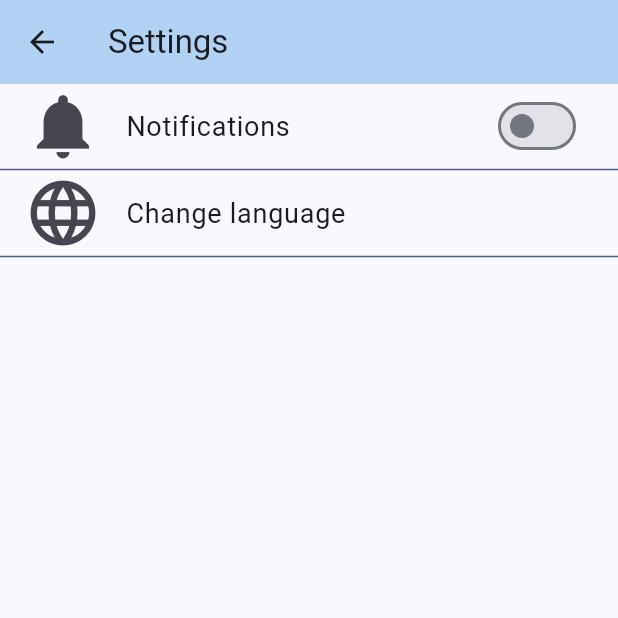
After one commit to jakulej/czy_dojade_mobile, a Flutter app: the SettingsScreen screen opened directly, on a phone screen of 412 x 824 dp, the top half of it. The commit adds this screen. Run offline on Flutter 3.47's test engine with Material 3 defaults, Android fonts, the phone set to English and light mode, and no system bars; our stand-ins replace auto_route, bloc, flutter_bloc, freezed_annotation, google_maps_flutter; missing offline and left inert: bloc_widgets; accounts and stored records are empty.

Commit message:
add settings screen

```diff
--- /dev/null
+++ b/lib/screens/setting_screen.dart
@@ -0,0 +1,65 @@
+import 'package:czy_dojade/helpers/list_ext.dart';
+import 'package:flutter/material.dart';
+
+class SettingsScreen extends StatefulWidget {
+  const SettingsScreen({super.key});
+
+  @override
+  State<SettingsScreen> createState() => _SettingsScreenState();
+}
+
+class _SettingsScreenState extends State<SettingsScreen> {
+  bool notificationSwitch = false;
+
+  @override
+  Widget build(BuildContext context) {
+    ThemeData theme = Theme.of(context);
+    return Scaffold(
+      appBar: AppBar(
+        title: const Text('Settings'),
+        backgroundColor: theme.primaryColorLight,
+        elevation: 4,
+      ),
+      body: Column(
+        children: [
+          ListTile(
+            leading: const Icon(
+              Icons.notifications,
+              size: 52,
+            ),
+            title: const Text(
+              'Notifications',
+              style: TextStyle(fontSize: 18),
+            ),
+            trailing: Switch(
+              value: notificationSwitch,
+              onChanged: (val) {
+                setState(() {
+                  notificationSwitch = val;
+                });
+              },
+            ),
+            onTap: () {},
+          ),
+          ListTile(
+            leading: const Icon(
+              Icons.language,
+              size: 52,
+            ),
+            title: const Text(
+              'Change language',
+              style: TextStyle(fontSize: 18),
+            ),
+            onTap: () {},
+          ),
+        ]..divide(
+            divider: Divider(
+              height: 2,
+              color: theme.primaryColor,
+            ),
+            dividerAtEnd: true,
+          ),
+      ),
+    );
+  }
+}
```
Also changed, not shown: lib/screens/home_screen.dart (+6 -2 lines), lib/screens/profile_screen.dart (+1 -9 lines).
